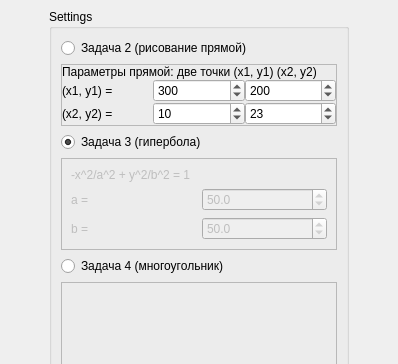
Qt form mainwindow.ui (Rast1234/graphics) before a commit; both pictures show x 0 to 398 and y 0 to 364 of the 398 by 659 pixel window.
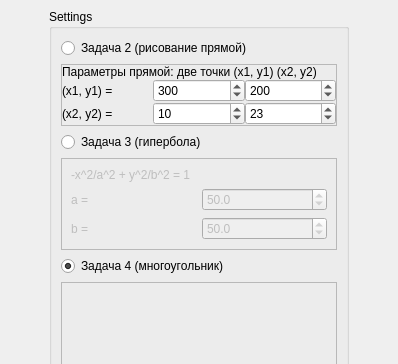
The same form after that commit.

```diff
--- a/mainwindow.ui
+++ b/mainwindow.ui
@@ -169,7 +169,7 @@
           <string>Задача 3 (гипербола)</string>
          </property>
          <property name="checked">
-          <bool>true</bool>
+          <bool>false</bool>
          </property>
         </widget>
        </item>
@@ -263,6 +263,9 @@
          <property name="text">
           <string>Задача 4 (многоугольник)</string>
          </property>
+         <property name="checked">
+          <bool>true</bool>
+         </property>
         </widget>
        </item>
        <item>
```
